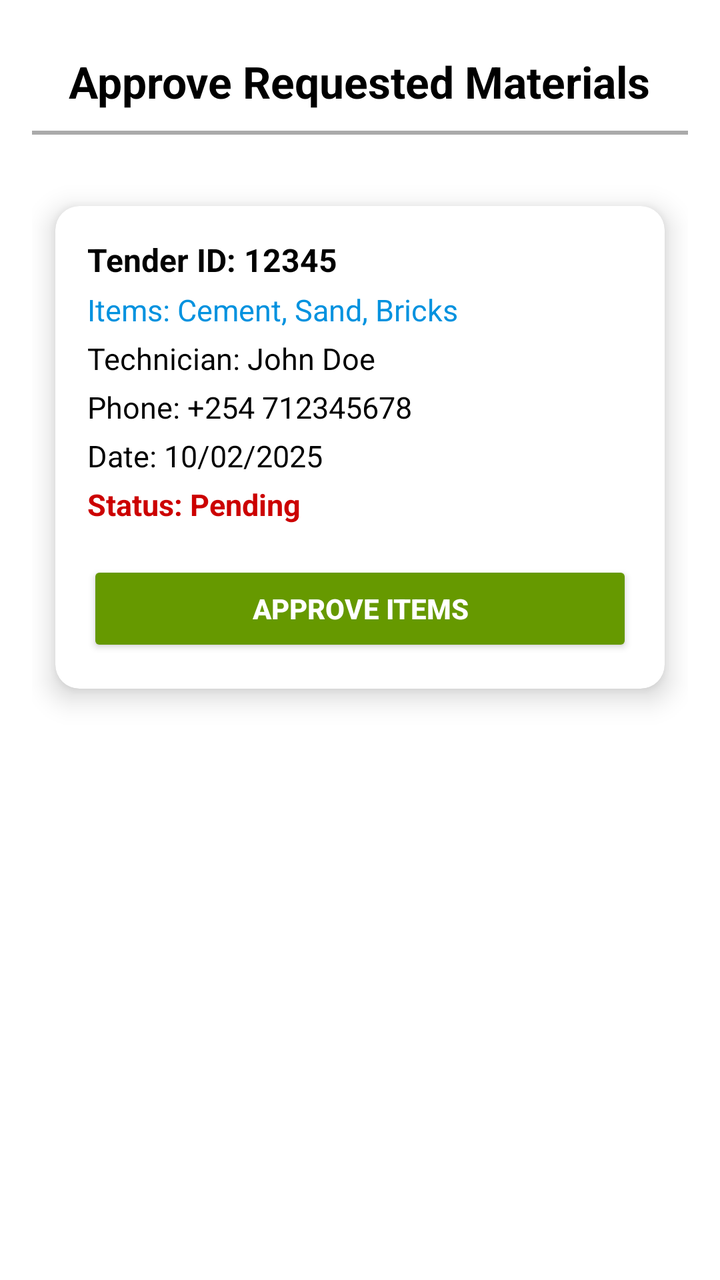
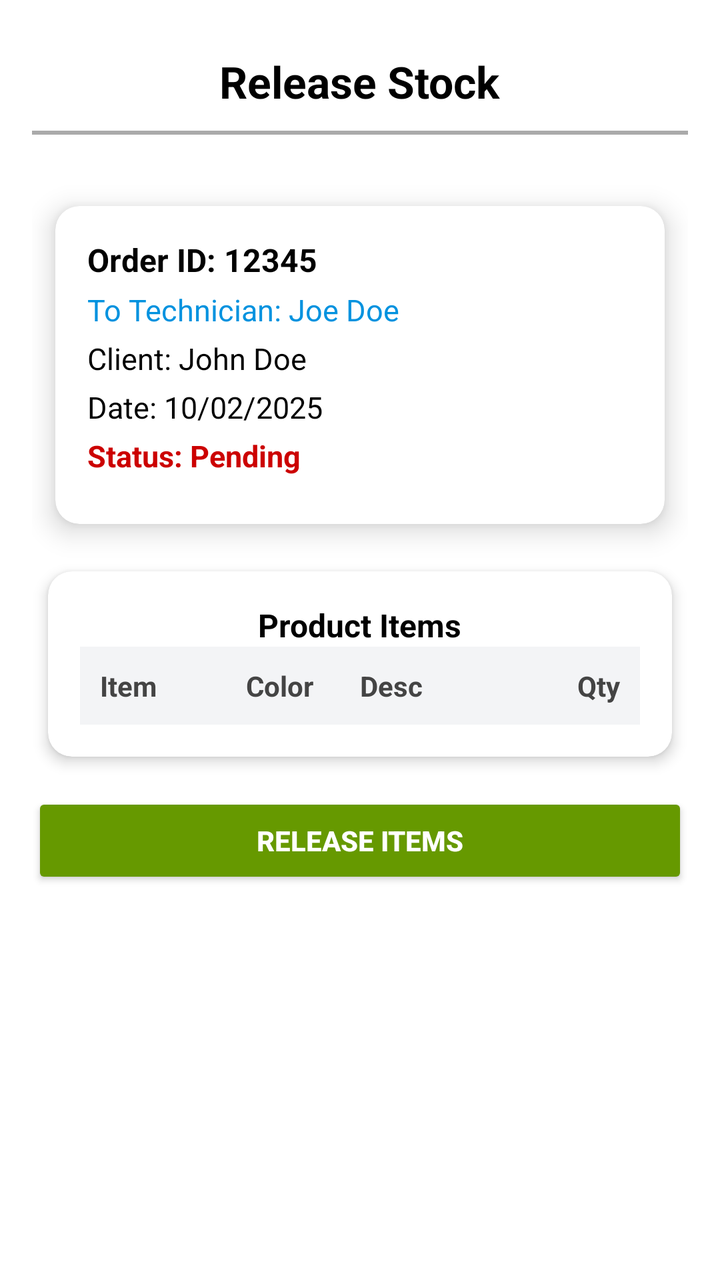

The first picture is an Android layout as it rendered before a commit; the second is the same layout after the commit. The layout source and the unified diff follow.
<!-- AndroidManifest.xml: application theme AppTheme -->
<!-- res/layout/activity_approve_materials.xml -->
<?xml version="1.0" encoding="utf-8"?>
<androidx.constraintlayout.widget.ConstraintLayout xmlns:android="http://schemas.android.com/apk/res/android"
    xmlns:app="http://schemas.android.com/apk/res-auto"
    xmlns:tools="http://schemas.android.com/tools"
    android:layout_width="match_parent"
    android:layout_height="match_parent"
    android:padding="16dp"
    android:background="@android:color/white"
    tools:context=".Staff.Store_mrg.ApproveMaterials">

    <LinearLayout
        android:layout_width="match_parent"
        android:layout_height="match_parent"
        android:orientation="vertical">

        
        <TextView
            android:layout_width="wrap_content"
            android:layout_height="wrap_content"
            android:layout_gravity="center"
            android:text="Approve Requested Materials"
            android:textSize="22sp"
            android:textColor="@android:color/black"
            android:textStyle="bold"
            android:padding="10dp" />

        
        <View
            android:layout_width="match_parent"
            android:layout_height="2dp"
            android:background="@android:color/darker_gray"
            android:layout_marginBottom="10dp" />

        
        <androidx.cardview.widget.CardView
            android:layout_width="match_parent"
            android:layout_height="wrap_content"
            android:layout_marginTop="10dp"
            app:cardCornerRadius="12dp"
            app:cardElevation="8dp"
            app:cardBackgroundColor="@android:color/white"
            app:cardUseCompatPadding="true">

            <LinearLayout
                android:layout_width="match_parent"
                android:layout_height="wrap_content"
                android:orientation="vertical"
                android:padding="16dp">

                
                <TextView
                    android:id="@+id/txv_tenderID"
                    android:layout_width="match_parent"
                    android:layout_height="wrap_content"
                    android:text="Tender ID: 12345"
                    android:textStyle="bold"
                    android:textSize="16sp"
                    android:textColor="@android:color/black"
                    android:paddingBottom="4dp" />

                <TextView
                    android:id="@+id/txv_items"
                    android:layout_width="match_parent"
                    android:layout_height="wrap_content"
                    android:text="Items: Cement, Sand, Bricks"
                    android:textSize="15sp"
                    android:textColor="@color/colorPrimary"
                    android:paddingBottom="4dp" />

                <TextView
                    android:id="@+id/txv_technician"
                    android:layout_width="match_parent"
                    android:layout_height="wrap_content"
                    android:text="Technician: John Doe"
                    android:textSize="15sp"
                    android:textColor="@android:color/black"
                    android:paddingBottom="4dp" />

                <TextView
                    android:id="@+id/txv_phone_no"
                    android:layout_width="match_parent"
                    android:layout_height="wrap_content"
                    android:text="Phone: +254 712345678"
                    android:textSize="15sp"
                    android:textColor="@android:color/black"
                    android:paddingBottom="4dp" />

                <TextView
                    android:id="@+id/txv_date"
                    android:layout_width="match_parent"
                    android:layout_height="wrap_content"
                    android:text="Date: 10/02/2025"
                    android:textSize="15sp"
                    android:textColor="@android:color/black"
                    android:paddingBottom="4dp" />

                <TextView
                    android:id="@+id/txv_status"
                    android:layout_width="match_parent"
                    android:layout_height="wrap_content"
                    android:text="Status: Pending"
                    android:textSize="15sp"
                    android:textColor="@android:color/holo_red_dark"
                    android:textStyle="bold"
                    android:paddingBottom="8dp" />

                
                <Button
                    android:id="@+id/btn_submit"
                    android:layout_width="match_parent"
                    android:layout_height="wrap_content"
                    android:text="Approve Items"
                    android:backgroundTint="@android:color/holo_green_dark"
                    android:textColor="@android:color/white"
                    android:textStyle="bold"
                    android:layout_marginTop="10dp"
                    android:padding="10dp" />

                <ProgressBar
                    android:id="@+id/progressBar"
                    android:layout_width="wrap_content"
                    android:layout_height="wrap_content"
                    android:layout_gravity="center"
                    android:visibility="gone"
                    android:layout_marginTop="10dp" />

            </LinearLayout>
        </androidx.cardview.widget.CardView>
    </LinearLayout>
</androidx.constraintlayout.widget.ConstraintLayout>
<!-- resources referenced by this layout -->
<resources>
  <color name="colorPrimary">#0092DF</color>
  <style name="AppTheme" parent="Theme.AppCompat.Light.DarkActionBar">
          
          <item name="colorPrimary">@color/colorPrimary</item>
          <item name="colorPrimaryDark">@color/colorPrimaryDark</item>
          <item name="colorAccent">@color/colorAccent</item>
      </style>
  <color name="colorPrimaryDark">#0092DF</color>
  <color name="colorAccent">#A6009A</color>
</resources>

<!-- the commit's change to res/layout/activity_approve_materials.xml (unified diff, before → after) -->
@@ -18,7 +18,7 @@
             android:layout_width="wrap_content"
             android:layout_height="wrap_content"
             android:layout_gravity="center"
-            android:text="Approve Requested Materials"
+            android:text="Release Stock"
             android:textSize="22sp"
             android:textColor="@android:color/black"
             android:textStyle="bold"
@@ -49,41 +49,33 @@
 
                 
                 <TextView
-                    android:id="@+id/txv_tenderID"
-                    android:layout_width="match_parent"
-                    android:layout_height="wrap_content"
-                    android:text="Tender ID: 12345"
+                    android:id="@+id/txv_orderID"
+                    android:layout_width="match_parent"
+                    android:layout_height="wrap_content"
+                    android:text="Order ID: 12345"
                     android:textStyle="bold"
                     android:textSize="16sp"
                     android:textColor="@android:color/black"
                     android:paddingBottom="4dp" />
 
                 <TextView
-                    android:id="@+id/txv_items"
-                    android:layout_width="match_parent"
-                    android:layout_height="wrap_content"
-                    android:text="Items: Cement, Sand, Bricks"
+                    android:id="@+id/txv_tech"
+                    android:layout_width="match_parent"
+                    android:layout_height="wrap_content"
+                    android:text="To Technician: Joe Doe"
                     android:textSize="15sp"
                     android:textColor="@color/colorPrimary"
                     android:paddingBottom="4dp" />
 
                 <TextView
-                    android:id="@+id/txv_technician"
-                    android:layout_width="match_parent"
-                    android:layout_height="wrap_content"
-                    android:text="Technician: John Doe"
+                    android:id="@+id/txv_client"
+                    android:layout_width="match_parent"
+                    android:layout_height="wrap_content"
+                    android:text="Client: John Doe"
                     android:textSize="15sp"
                     android:textColor="@android:color/black"
                     android:paddingBottom="4dp" />
 
-                <TextView
-                    android:id="@+id/txv_phone_no"
-                    android:layout_width="match_parent"
-                    android:layout_height="wrap_content"
-                    android:text="Phone: +254 712345678"
-                    android:textSize="15sp"
-                    android:textColor="@android:color/black"
-                    android:paddingBottom="4dp" />
 
                 <TextView
                     android:id="@+id/txv_date"
@@ -104,18 +96,6 @@
                     android:textStyle="bold"
                     android:paddingBottom="8dp" />
 
-                
-                <Button
-                    android:id="@+id/btn_submit"
-                    android:layout_width="match_parent"
-                    android:layout_height="wrap_content"
-                    android:text="Approve Items"
-                    android:backgroundTint="@android:color/holo_green_dark"
-                    android:textColor="@android:color/white"
-                    android:textStyle="bold"
-                    android:layout_marginTop="10dp"
-                    android:padding="10dp" />
-
                 <ProgressBar
                     android:id="@+id/progressBar"
                     android:layout_width="wrap_content"
@@ -126,5 +106,100 @@
 
             </LinearLayout>
         </androidx.cardview.widget.CardView>
+
+        <androidx.cardview.widget.CardView
+            android:layout_width="match_parent"
+            android:layout_height="wrap_content"
+            android:layout_margin="8dp"
+            app:cardCornerRadius="12dp"
+            app:cardElevation="4dp"
+            app:cardBackgroundColor="@color/white">
+
+            <LinearLayout
+                android:layout_width="match_parent"
+                android:layout_height="wrap_content"
+                android:orientation="vertical"
+                android:padding="16dp">
+
+                <TextView
+                    android:layout_width="wrap_content"
+                    android:layout_height="wrap_content"
+                    android:text="Product Items"
+                    android:textSize="16sp"
+                    android:layout_gravity="center"
+                    android:textStyle="bold"
+                    android:textColor="@color/colorBlack" />
+
+                <include layout="@layout/row_stock_items_header" />
+
+                
+                <androidx.recyclerview.widget.RecyclerView
+                    android:id="@+id/recyclerView"
+                    android:layout_width="match_parent"
+                    android:layout_height="0dp"
+                    android:layout_weight="1"
+                    android:scrollbars="vertical"
+                    app:layout_behavior="@string/appbar_scrolling_view_behavior" />
+            </LinearLayout>
+        </androidx.cardview.widget.CardView>
+
+        
+        <Button
+            android:id="@+id/btn_submit"
+            android:layout_width="match_parent"
+            android:layout_height="wrap_content"
+            android:text="Release Items"
+            android:backgroundTint="@android:color/holo_green_dark"
+            android:textColor="@android:color/white"
+            android:textStyle="bold"
+            android:layout_marginTop="10dp"
+            android:padding="10dp" />
     </LinearLayout>
 </androidx.constraintlayout.widget.ConstraintLayout>
+<!-- res/layout/row_stock_items_header.xml (included above) -->
+<?xml version="1.0" encoding="utf-8"?>
+<LinearLayout xmlns:android="http://schemas.android.com/apk/res/android"
+    android:layout_width="match_parent"
+    android:layout_height="wrap_content"
+    android:orientation="horizontal"
+    android:background="#F3F4F6"
+    android:padding="10dp"
+    android:weightSum="6">
+
+    <TextView
+        android:layout_width="0dp"
+        android:layout_height="wrap_content"
+        android:layout_weight="1.5"
+        android:text="Item"
+        android:textStyle="bold"
+        android:textColor="#444"
+        android:gravity="start" />
+
+    <TextView
+        android:layout_width="0dp"
+        android:layout_height="wrap_content"
+        android:layout_weight="1.5"
+        android:text="Color"
+        android:textStyle="bold"
+        android:textColor="#444"
+        android:gravity="start"
+        android:paddingStart="8dp" />
+
+    <TextView
+        android:layout_width="0dp"
+        android:layout_height="wrap_content"
+        android:layout_weight="2.0"
+        android:text="Desc"
+        android:textStyle="bold"
+        android:textColor="#444"
+        android:gravity="start" />
+
+    <TextView
+        android:layout_width="0dp"
+        android:layout_height="wrap_content"
+        android:layout_weight="1.0"
+        android:text="Qty"
+        android:textStyle="bold"
+        android:textColor="#444"
+        android:gravity="end" />
+</LinearLayout>
<!-- resource entries referenced after the edit -->
@@ -1,6 +1,8 @@
 <!-- resources referenced by this layout -->
 <resources>
+  <color name="colorBlack">#000</color>
   <color name="colorPrimary">#0092DF</color>
+  <color name="white">#fff</color>
   <style name="AppTheme" parent="Theme.AppCompat.Light.DarkActionBar">
           
           <item name="colorPrimary">@color/colorPrimary</item>
